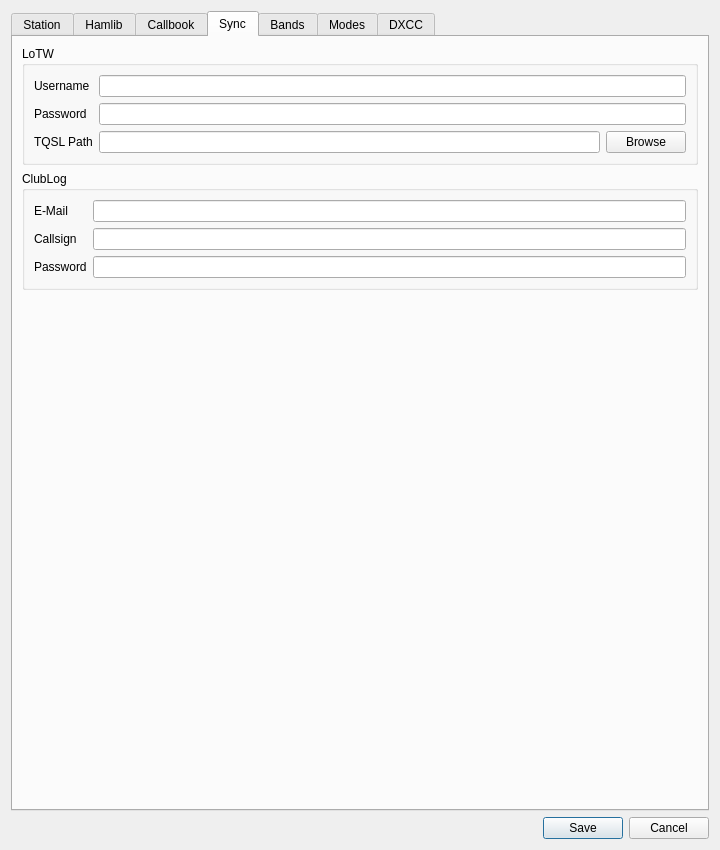
Old version of the form ui/SettingsDialog.ui in the repository k5mcd/QLog.
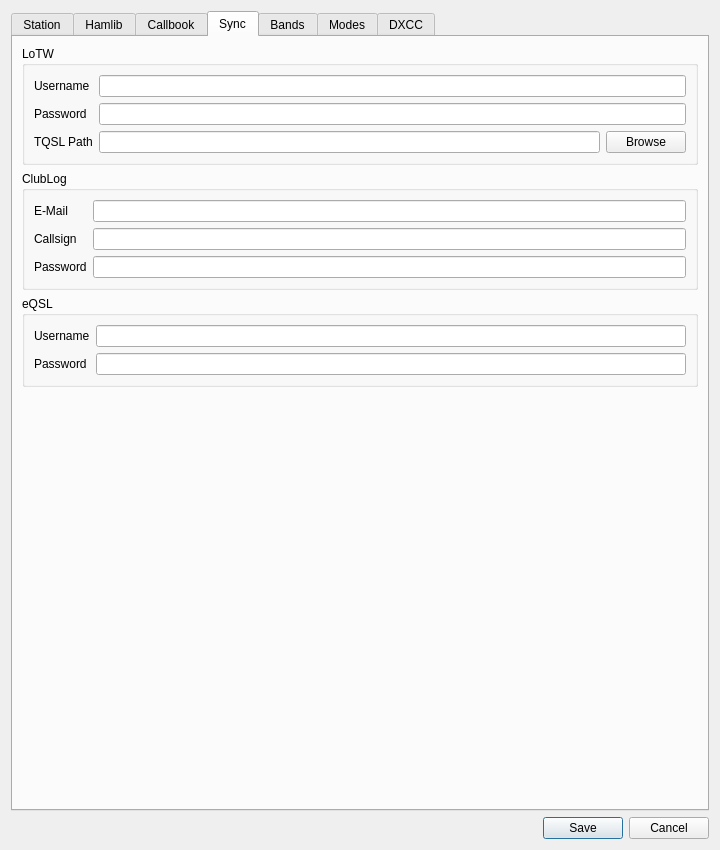
New version of the form. The open tabs and pages were chosen to show the change. Icons and pictures are not drawn.

```diff
--- a/ui/SettingsDialog.ui
+++ b/ui/SettingsDialog.ui
@@ -800,6 +800,39 @@
        <string>Sync</string>
       </attribute>
       <layout class="QGridLayout" name="gridLayout_6">
+       <item row="2" column="0">
+        <widget class="QGroupBox" name="groupBox_9">
+         <property name="title">
+          <string>eQSL</string>
+         </property>
+         <layout class="QFormLayout" name="formLayout">
+          <item row="0" column="0">
+           <widget class="QLabel" name="eqslUsernameLabel">
+            <property name="text">
+             <string>Username</string>
+            </property>
+           </widget>
+          </item>
+          <item row="0" column="1">
+           <widget class="QLineEdit" name="eqslUsernameEdit"/>
+          </item>
+          <item row="1" column="0">
+           <widget class="QLabel" name="eqslPasswordLabel">
+            <property name="text">
+             <string>Password</string>
+            </property>
+           </widget>
+          </item>
+          <item row="1" column="1">
+           <widget class="QLineEdit" name="eqslPasswordEdit">
+            <property name="echoMode">
+             <enum>QLineEdit::Password</enum>
+            </property>
+           </widget>
+          </item>
+         </layout>
+        </widget>
+       </item>
        <item row="0" column="0">
         <widget class="QGroupBox" name="groupBox_4">
          <property name="title">
@@ -858,19 +891,6 @@
          </layout>
         </widget>
        </item>
-       <item row="2" column="0">
-        <spacer name="verticalSpacer_2">
-         <property name="orientation">
-          <enum>Qt::Vertical</enum>
-         </property>
-         <property name="sizeHint" stdset="0">
-          <size>
-           <width>20</width>
-           <height>40</height>
-          </size>
-         </property>
-        </spacer>
-       </item>
        <item row="1" column="0">
         <widget class="QGroupBox" name="groupBox_5">
          <property name="title">
@@ -914,6 +934,19 @@
          </layout>
         </widget>
        </item>
+       <item row="3" column="0">
+        <spacer name="verticalSpacer_2">
+         <property name="orientation">
+          <enum>Qt::Vertical</enum>
+         </property>
+         <property name="sizeHint" stdset="0">
+          <size>
+           <width>20</width>
+           <height>40</height>
+          </size>
+         </property>
+        </spacer>
+       </item>
       </layout>
      </widget>
      <widget class="QWidget" name="tab_5">
```
Left out of the diff: 6 changed lines with no effect on the pictures.
